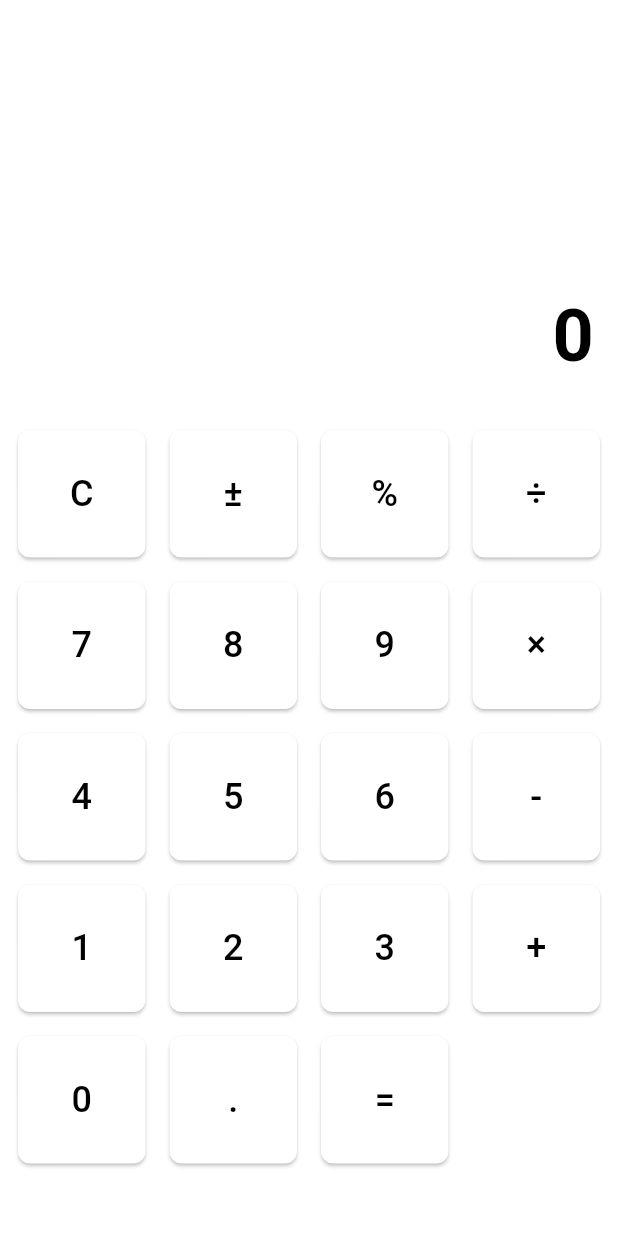
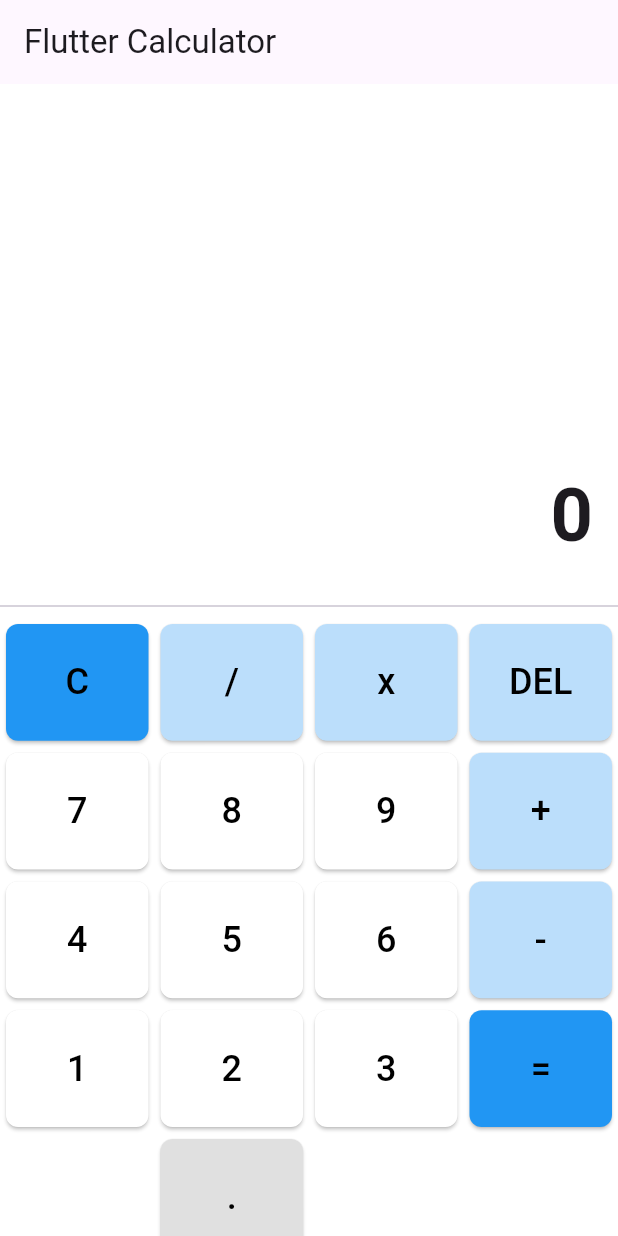
Before and after one commit to ecode-env/calculator-flutter, a Flutter app: the screen it shows after launch, on a phone screen of 412 x 824 dp. Run offline on Flutter 3.47's test engine with Material 3 defaults, Android fonts, the phone set to English and light mode, and no system bars.

Commit message:
screen of app

```diff
--- a/lib/screens/calculator.dart
+++ b/lib/screens/calculator.dart
@@ -1,3 +1,4 @@
+// screens/calculator.dart
 import 'package:flutter/material.dart';
 import '../utils/calculator_logic.dart';
 import '../widgets/button.dart';
@@ -6,134 +7,88 @@ class CalculatorScreen extends StatefulWidget {
   const CalculatorScreen({super.key});
 
   @override
-  _CalculatorScreenState createState() => _CalculatorScreenState();
+  State<CalculatorScreen> createState() => _CalculatorScreenState();
 }
 
 class _CalculatorScreenState extends State<CalculatorScreen> {
   String _display = '0';
   final CalculatorLogic _calculatorLogic = CalculatorLogic();
 
-  void _onButtonPressed(String value) {
+  void _onButtonPressed(String buttonText) {
     setState(() {
-      _display = _calculatorLogic.processInput(value, _display);
+      _display = _calculatorLogic.processInput(buttonText);
     });
   }
 
   @override
   Widget build(BuildContext context) {
+    final screenHeight = MediaQuery.of(context).size.height;
+    final screenWidth = MediaQuery.of(context).size.width;
+
     return Scaffold(
+      appBar: AppBar(
+        title: const Text('Flutter Calculator'),
+      ),
       body: Column(
         children: [
-          // Display area
           Expanded(
-            flex: 2,
             child: Container(
-              padding: const EdgeInsets.all(16.0),
+              padding: EdgeInsets.all(screenWidth * 0.04),
               alignment: Alignment.bottomRight,
               child: Text(
                 _display,
-                style: const TextStyle(
-                  fontSize: 48,
+                style: TextStyle(
+                  fontSize: screenWidth * 0.12,
                   fontWeight: FontWeight.bold,
-                  color: Colors.black,
                 ),
               ),
             ),
           ),
-          // Button grid
-          Expanded(
-            flex: 4,
-            child: GridView.count(
-              crossAxisCount: 4,
-              padding: const EdgeInsets.all(8.0),
-              crossAxisSpacing: 8.0,
-              mainAxisSpacing: 8.0,
-              children: [
-                CalculatorButton(
-                  text: 'C',
-                  onPressed: () => _onButtonPressed('C'),
-                  isOperator: true,
-                ),
-                CalculatorButton(
-                  text: '±',
-                  onPressed: () => _onButtonPressed('±'),
-                  isOperator: true,
-                ),
-                CalculatorButton(
-                  text: '%',
-                  onPressed: () => _onButtonPressed('%'),
-                  isOperator: true,
-                ),
-                CalculatorButton(
-                  text: '÷',
-                  onPressed: () => _onButtonPressed('÷'),
-                  isOperator: true,
-                ),
-                CalculatorButton(
-                  text: '7',
-                  onPressed: () => _onButtonPressed('7'),
-                ),
-                CalculatorButton(
-                  text: '8',
-                  onPressed: () => _onButtonPressed('8'),
-                ),
-                CalculatorButton(
-                  text: '9',
-                  onPressed: () => _onButtonPressed('9'),
-                ),
-                CalculatorButton(
-                  text: '×',
-                  onPressed: () => _onButtonPressed('×'),
-                  isOperator: true,
-                ),
-                CalculatorButton(
-                  text: '4',
-                  onPressed: () => _onButtonPressed('4'),
-                ),
-                CalculatorButton(
-                  text: '5',
-                  onPressed: () => _onButtonPressed('5'),
-                ),
-                CalculatorButton(
-                  text: '6',
-                  onPressed: () => _onButtonPressed('6'),
-                ),
-                CalculatorButton(
-                  text: '-',
-                  onPressed: () => _onButtonPressed('-'),
-                  isOperator: true,
-                ),
-                CalculatorButton(
-                  text: '1',
-                  onPressed: () => _onButtonPressed('1'),
-                ),
-                CalculatorButton(
-                  text: '2',
-                  onPressed: () => _onButtonPressed('2'),
-                ),
-                CalculatorButton(
-                  text: '3',
-                  onPressed: () => _onButtonPressed('3'),
-                ),
-                CalculatorButton(
-                  text: '+',
-                  onPressed: () => _onButtonPressed('+'),
-                  isOperator: true,
-                ),
-                CalculatorButton(
-                  text: '0',
-                  onPressed: () => _onButtonPressed('0'),
-                ),
-                CalculatorButton(
-                  text: '.',
-                  onPressed: () => _onButtonPressed('.'),
-                ),
-                CalculatorButton(
-                  text: '=',
-                  onPressed: () => _onButtonPressed('='),
-                  isOperator: true,
-                ),
-              ],
+          const Divider(),
+          SizedBox(
+            height: screenHeight * 0.5,
+            child: GridView.builder(
+              physics: const NeverScrollableScrollPhysics(),
+              gridDelegate: const SliverGridDelegateWithFixedCrossAxisCount(
+                crossAxisCount: 4,
+                childAspectRatio: 1.2,
+              ),
+              itemCount: 18,
+              itemBuilder: (context, index) {
+                final buttonData = [
+                  {'text': 'C', 'color': Colors.blue, 'span': 1},
+                  {'text': '/', 'color': Colors.blue[100]!, 'span': 1},
+                  {'text': 'x', 'color': Colors.blue[100]!, 'span': 1},
+                  {'text': 'DEL', 'color': Colors.blue[100]!, 'span': 1},
+                  {'text': '7', 'color': Colors.white, 'span': 1},
+                  {'text': '8', 'color': Colors.white, 'span': 1},
+                  {'text': '9', 'color': Colors.white, 'span': 1},
+                  {'text': '+', 'color': Colors.blue[100]!, 'span': 1},
+                  {'text': '4', 'color': Colors.white, 'span': 1},
+                  {'text': '5', 'color': Colors.white, 'span': 1},
+                  {'text': '6', 'color': Colors.white, 'span': 1},
+                  {'text': '-', 'color': Colors.blue[100]!, 'span': 1},
+                  {'text': '1', 'color': Colors.white, 'span': 1},
+                  {'text': '2', 'color': Colors.white, 'span': 1},
+                  {'text': '3', 'color': Colors.white, 'span': 1},
+                  {'text': '=', 'color': Colors.blue, 'span': 2},
+                  {'text': '0', 'color': Colors.white, 'span': 1},
+                  {'text': '.', 'color': Colors.grey[300]!, 'span': 1},
+                ];
+
+                if (index == 16) {
+                  return const SizedBox();
+                }
+
+                final data = buttonData[index];
+                return GridTile(
+                  child: CalculatorButton(
+                    text: data['text'] as String,
+                    color: data['color'] as Color,
+                    onPressed: _onButtonPressed,
+                  ),
+                );
+              },
             ),
           ),
         ],
```
